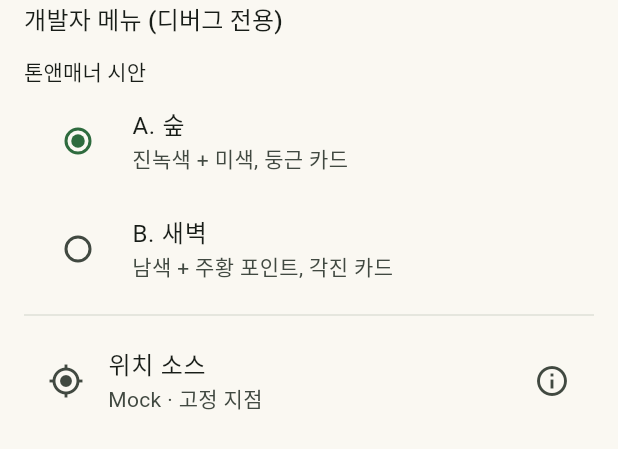
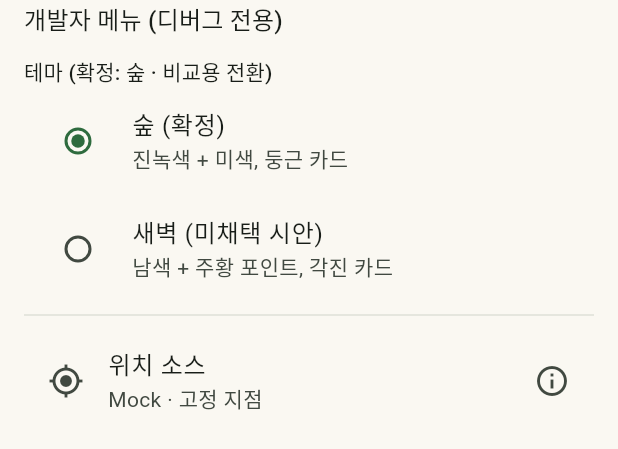
Before and after one commit to JakeSeo/sannote, a Flutter app: the _DeveloperMenuSheet widget shown alone on an empty page, opened directly, on a phone screen of 412 x 824 dp. Shown: the top 449 px of the screen. Run offline on Flutter 3.47's test engine with Material 3 defaults, Android fonts, the phone set to English and light mode, and no system bars; our stand-ins replace flutter_riverpod, supabase_flutter; missing offline and left inert: flutter_naver_map; accounts and stored records are empty.

Commit message:
톤앤매너 '숲' 확정: 기본 테마 고정, 새벽 시안은 디버그 비교용으로만 유지
Co-Authored-By: Claude Fable 5.1 <noreply@anthropic.com>

```diff
--- a/lib/core/dev/developer_menu.dart
+++ b/lib/core/dev/developer_menu.dart
@@ -36,7 +36,7 @@ class _DeveloperMenuSheet extends ConsumerWidget {
         children: [
           Text('개발자 메뉴 (디버그 전용)', style: text.titleMedium),
           const SizedBox(height: 12),
-          Text('톤앤매너 시안', style: text.labelLarge),
+          Text('테마 (확정: 숲 · 비교용 전환)', style: text.labelLarge),
           RadioGroup<ThemeVariant>(
             groupValue: variant,
             onChanged: (nv) => nv == null ? null : ref.read(themeVariantProvider.notifier).set(nv),
--- a/lib/core/theme/app_theme.dart
+++ b/lib/core/theme/app_theme.dart
@@ -1,12 +1,13 @@
 import 'package:flutter/material.dart';
 
-/// 톤앤매너 시안. M3 🔴 결정 대상 — 개발자 메뉴에서 실시간 전환해 비교한다.
+/// 톤앤매너. 2026-09-14 결정: **숲(forest)** 확정.
+/// dawn은 비교용 시안으로만 남겨 두며(개발자 메뉴 전환), 릴리즈에는 forest만 쓴다.
 enum ThemeVariant {
-  /// A. 숲: 진녹색 + 따뜻한 미색. 차분하고 자연스러운 느낌
-  forest('A. 숲', '진녹색 + 미색, 둥근 카드'),
+  /// 확정안. 진녹색 + 따뜻한 미색, 둥근 카드
+  forest('숲 (확정)', '진녹색 + 미색, 둥근 카드'),
 
-  /// B. 새벽: 남색 + 주황 포인트. 또렷하고 젊은 느낌
-  dawn('B. 새벽', '남색 + 주황 포인트, 각진 카드');
+  /// 비교용 시안 (미채택)
+  dawn('새벽 (미채택 시안)', '남색 + 주황 포인트, 각진 카드');
 
   const ThemeVariant(this.label, this.summary);
   final String label;
--- a/lib/core/theme/theme_provider.dart
+++ b/lib/core/theme/theme_provider.dart
@@ -6,7 +6,7 @@ import 'app_theme.dart';
 /// 디버그 전용: `--dart-define=SANNOTE_THEME=dawn` 으로 시작 시안 지정 (스크린샷용)
 const _debugTheme = String.fromEnvironment('SANNOTE_THEME');
 
-/// 현재 톤앤매너 시안. 결정 후엔 기본값을 확정 시안으로 바꾸고 전환 UI를 제거한다.
+/// 현재 테마. 기본은 확정안 forest. 디버그 빌드에서만 비교용 시안으로 전환 가능.
 class ThemeVariantNotifier extends Notifier<ThemeVariant> {
   @override
   ThemeVariant build() {
```
Also changed, not shown: 2 other files.
